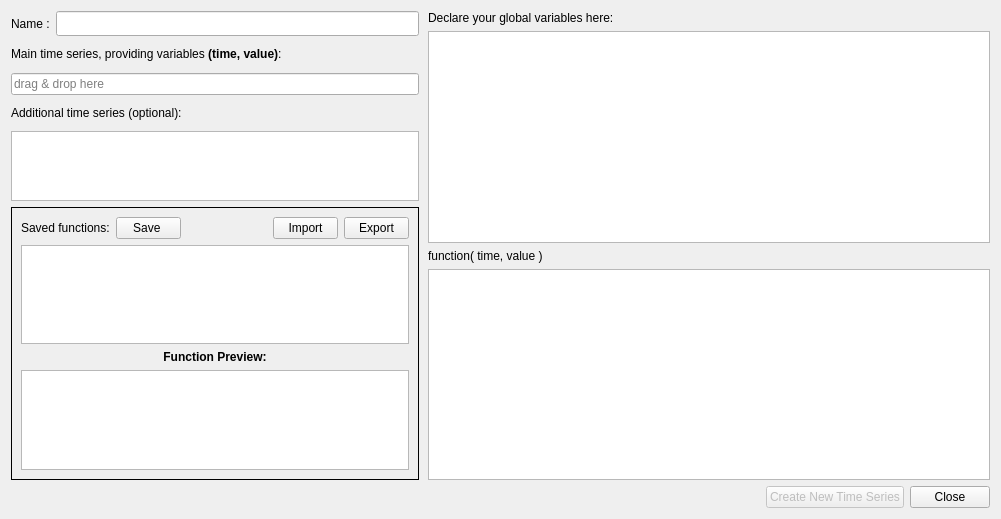
Above: plotter_gui/transforms/function_editor.ui from ziparker/PlotJuggler before the change. Below: the same form after it.
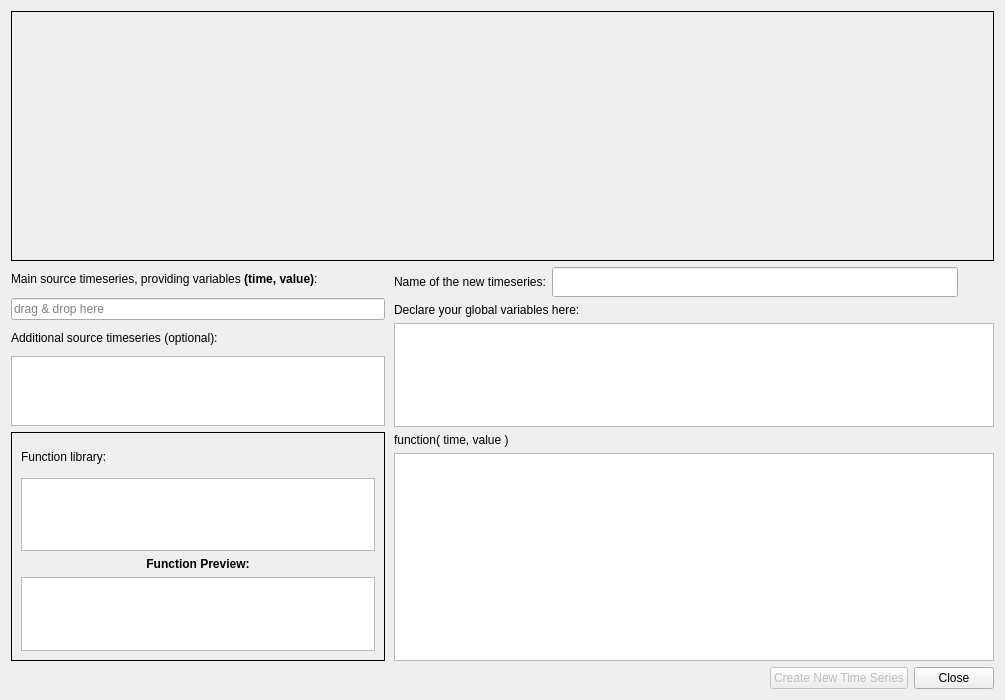
That is the form after the change.

Commit message: Custom Function editor is feature complete

```diff
--- a/plotter_gui/transforms/function_editor.ui
+++ b/plotter_gui/transforms/function_editor.ui
@@ -6,14 +6,39 @@
    <rect>
     <x>0</x>
     <y>0</y>
-    <width>1001</width>
-    <height>519</height>
+    <width>1005</width>
+    <height>700</height>
    </rect>
   </property>
+  <property name="minimumSize">
+   <size>
+    <width>0</width>
+    <height>700</height>
+   </size>
+  </property>
+  <property name="maximumSize">
+   <size>
+    <width>16777215</width>
+    <height>16777215</height>
+   </size>
+  </property>
   <property name="windowTitle">
    <string>Function editor</string>
   </property>
-  <layout class="QVBoxLayout" name="verticalLayout_3">
+  <layout class="QVBoxLayout" name="verticalLayout_3" stretch="1,2,0">
+   <item>
+    <widget class="QFrame" name="framePlotPreview">
+     <property name="minimumSize">
+      <size>
+       <width>0</width>
+       <height>250</height>
+      </size>
+     </property>
+     <property name="frameShape">
+      <enum>QFrame::Box</enum>
+     </property>
+    </widget>
+   </item>
    <item>
     <widget class="QSplitter" name="splitter">
      <property name="orientation">
@@ -26,55 +51,13 @@
       <bool>false</bool>
      </property>
      <widget class="QWidget" name="leftWidget" native="true">
-      <layout class="QVBoxLayout" name="leftLayout" stretch="0,0,0,0,0,0">
+      <layout class="QVBoxLayout" name="leftLayout" stretch="0,0,0,0,0">
        <property name="leftMargin">
         <number>0</number>
        </property>
        <property name="rightMargin">
         <number>8</number>
        </property>
-       <item>
-        <layout class="QHBoxLayout" name="horizontalLayout_3" stretch="0,1">
-         <item>
-          <widget class="QLabel" name="label_name">
-           <property name="minimumSize">
-            <size>
-             <width>0</width>
-             <height>25</height>
-            </size>
-           </property>
-           <property name="text">
-            <string>Name :</string>
-           </property>
-          </widget>
-         </item>
-         <item>
-          <widget class="QLineEdit" name="nameLineEdit">
-           <property name="sizePolicy">
-            <sizepolicy hsizetype="Preferred" vsizetype="Preferred">
-             <horstretch>0</horstretch>
-             <verstretch>0</verstretch>
-            </sizepolicy>
-           </property>
-           <property name="minimumSize">
-            <size>
-             <width>0</width>
-             <height>25</height>
-            </size>
-           </property>
-           <property name="focusPolicy">
-            <enum>Qt::ClickFocus</enum>
-           </property>
-           <property name="toolTip">
-            <string>name of the new function/timeseries</string>
-           </property>
-           <property name="text">
-            <string/>
-           </property>
-          </widget>
-         </item>
-        </layout>
-       </item>
        <item>
         <widget class="QLabel" name="label_linkeChannel">
          <property name="minimumSize">
@@ -87,7 +70,7 @@
           <string>&lt;html&gt;&lt;head/&gt;&lt;body&gt;&lt;p&gt;The timeseries that provides the (time,value) pairs to compute the funtion &lt;span style=&quot; font-weight:600;&quot;&gt;calc(time,value)&lt;/span&gt;&lt;/p&gt;&lt;/body&gt;&lt;/html&gt;</string>
          </property>
          <property name="text">
-          <string>&lt;html&gt;&lt;head/&gt;&lt;body&gt;&lt;p&gt;Main time series, providing variables &lt;span style=&quot; font-weight:600;&quot;&gt;(time, value)&lt;/span&gt;: &lt;/p&gt;&lt;/body&gt;&lt;/html&gt;</string>
+          <string>&lt;html&gt;&lt;head/&gt;&lt;body&gt;&lt;p&gt;Main source timeseries, providing variables &lt;span style=&quot; font-weight:600;&quot;&gt;(time, value)&lt;/span&gt;: &lt;/p&gt;&lt;/body&gt;&lt;/html&gt;</string>
          </property>
         </widget>
        </item>
@@ -112,7 +95,7 @@
          <item>
           <widget class="QLabel" name="label_2">
            <property name="text">
-            <string>Additional time series (optional):</string>
+            <string>Additional source timeseries (optional):</string>
            </property>
           </widget>
          </item>
@@ -242,32 +225,112 @@
             <item>
              <widget class="QLabel" name="label_5">
               <property name="text">
-               <string>Saved functions:</string>
+               <string>Function library:</string>
               </property>
              </widget>
             </item>
             <item>
-             <widget class="QPushButton" name="pushButtonSave">
+             <widget class="QPushButton" name="buttonLoadFunctions">
+              <property name="minimumSize">
+               <size>
+                <width>30</width>
+                <height>30</height>
+               </size>
+              </property>
+              <property name="maximumSize">
+               <size>
+                <width>30</width>
+                <height>30</height>
+               </size>
+              </property>
+              <property name="focusPolicy">
+               <enum>Qt::NoFocus</enum>
+              </property>
+              <property name="toolTip">
+               <string>&lt;html&gt;&lt;head/&gt;&lt;body&gt;&lt;p&gt;Import functions from a XML library.&lt;/p&gt;&lt;/body&gt;&lt;/html&gt;</string>
+              </property>
+              <property name="text">
+               <string/>
+              </property>
+              <property name="iconSize">
+               <size>
+                <width>26</width>
+                <height>26</height>
+               </size>
+              </property>
+              <property name="flat">
+               <bool>true</bool>
+              </property>
+             </widget>
+            </item>
+            <item>
+             <widget class="QPushButton" name="buttonSaveFunctions">
               <property name="enabled">
                <bool>true</bool>
               </property>
               <property name="minimumSize">
                <size>
-                <width>65</width>
-                <height>0</height>
+                <width>30</width>
+                <height>30</height>
                </size>
               </property>
               <property name="maximumSize">
                <size>
-                <width>65</width>
-                <height>16777215</height>
+                <width>30</width>
+                <height>30</height>
                </size>
               </property>
               <property name="focusPolicy">
                <enum>Qt::NoFocus</enum>
               </property>
               <property name="text">
-               <string>Save </string>
+               <string/>
+              </property>
+              <property name="iconSize">
+               <size>
+                <width>26</width>
+                <height>26</height>
+               </size>
+              </property>
+              <property name="flat">
+               <bool>true</bool>
+              </property>
+             </widget>
+            </item>
+            <item>
+             <widget class="QPushButton" name="buttonSaveCurrent">
+              <property name="enabled">
+               <bool>true</bool>
+              </property>
+              <property name="minimumSize">
+               <size>
+                <width>30</width>
+                <height>30</height>
+               </size>
+              </property>
+              <property name="maximumSize">
+               <size>
+                <width>30</width>
+                <height>30</height>
+               </size>
+              </property>
+              <property name="focusPolicy">
+               <enum>Qt::NoFocus</enum>
+              </property>
+              <property name="toolTip">
+               <string>&lt;html&gt;&lt;head/&gt;&lt;body&gt;&lt;p&gt;Save the current function in the library.&lt;/p&gt;&lt;/body&gt;&lt;/html&gt;</string>
+              </property>
+              <property name="text">
+               <string/>
+              </property>
+              <property name="iconSize">
+               <size>
+                <width>26</width>
+                <height>26</height>
+               </size>
+              </property>
+              <property name="flat">
+               <bool>true</bool>
               </property>
              </widget>
             </item>
@@ -284,57 +347,14 @@
               </property>
              </spacer>
             </item>
-            <item>
-             <widget class="QPushButton" name="buttonLoadFunctions">
-              <property name="minimumSize">
-               <size>
-                <width>65</width>
-                <height>0</height>
-               </size>
-              </property>
-              <property name="maximumSize">
-               <size>
-                <width>65</width>
-                <height>16777215</height>
-               </size>
-              </property>
-              <property name="focusPolicy">
-               <enum>Qt::NoFocus</enum>
-              </property>
-              <property name="text">
-               <string>Import</string>
-              </property>
-             </widget>
-            </item>
-            <item>
-             <widget class="QPushButton" name="buttonSaveFunctions">
-              <property name="enabled">
-               <bool>true</bool>
-              </property>
-              <property name="minimumSize">
-               <size>
-                <width>65</width>
-                <height>0</height>
-               </size>
-              </property>
-              <property name="maximumSize">
-               <size>
-                <width>65</width>
-                <height>16777215</height>
-               </size>
-              </property>
-              <property name="focusPolicy">
-               <enum>Qt::NoFocus</enum>
-              </property>
-              <property name="text">
-               <string>Export</string>
-              </property>
-             </widget>
-            </item>
            </layout>
           </item>
           <item>
-           <widget class="QListWidget" name="snippetsListSaved"/>
+           <widget class="QListWidget" name="snippetsListSaved">
+            <property name="toolTip">
+             <string>&lt;html&gt;&lt;head/&gt;&lt;body&gt;&lt;p&gt;To load this function, &lt;span style=&quot; font-weight:600;&quot;&gt;double-click&lt;/span&gt; on it.&lt;/p&gt;&lt;/body&gt;&lt;/html&gt;</string>
+            </property>
+           </widget>
           </item>
           <item>
            <widget class="QLabel" name="label_7">
@@ -374,7 +394,68 @@
         <height>0</height>
        </size>
       </property>
-      <layout class="QVBoxLayout" name="verticalLayout">
+      <layout class="QVBoxLayout" name="verticalLayout" stretch="0,0,1,0,2">
+       <item>
+        <layout class="QHBoxLayout" name="horizontalLayout_3" stretch="0,1,0">
+         <item>
+          <widget class="QLabel" name="label_name">
+           <property name="minimumSize">
+            <size>
+             <width>0</width>
+             <height>25</height>
+            </size>
+           </property>
+           <property name="text">
+            <string>Name of the new timeseries:</string>
+           </property>
+          </widget>
+         </item>
+         <item>
+          <widget class="QLineEdit" name="nameLineEdit">
+           <property name="sizePolicy">
+            <sizepolicy hsizetype="Preferred" vsizetype="Preferred">
+             <horstretch>0</horstretch>
+             <verstretch>0</verstretch>
+            </sizepolicy>
+           </property>
+           <property name="minimumSize">
+            <size>
+             <width>0</width>
+             <height>25</height>
+            </size>
+           </property>
+           <property name="focusPolicy">
+            <enum>Qt::ClickFocus</enum>
+           </property>
+           <property name="toolTip">
+            <string>&lt;html&gt;&lt;head/&gt;&lt;body&gt;&lt;p&gt;&lt;br/&gt;&lt;/p&gt;&lt;/body&gt;&lt;/html&gt;</string>
+           </property>
+           <property name="text">
+            <string/>
+           </property>
+          </widget>
+         </item>
+         <item>
+          <widget class="QLabel" name="labelSemaphore">
+           <property name="minimumSize">
+            <size>
+             <width>30</width>
+             <height>30</height>
+            </size>
+           </property>
+           <property name="maximumSize">
+            <size>
+             <width>30</width>
+             <height>30</height>
+            </size>
+           </property>
+           <property name="text">
+            <string/>
+           </property>
+          </widget>
+         </item>
+        </layout>
+       </item>
        <item>
         <widget class="QLabel" name="label_9">
          <property name="text">
@@ -390,8 +471,8 @@
            <height>0</height>
           </size>
          </property>
-         <property name="plainText">
-          <string/>
+         <property name="toolTip">
+          <string>&lt;html&gt;&lt;head/&gt;&lt;body&gt;&lt;p&gt;Portion of code outside the function.&lt;/p&gt;&lt;p&gt;Usefull to add global variables.&lt;/p&gt;&lt;/body&gt;&lt;/html&gt;</string>
          </property>
         </widget>
        </item>
@@ -405,10 +486,7 @@
        <item>
         <widget class="QPlainTextEdit" name="mathEquation">
          <property name="toolTip">
-          <string>&lt;html&gt;&lt;head/&gt;&lt;body&gt;&lt;p&gt;Write your function implementation here. &lt;/p&gt;&lt;p&gt;It must return a new value. &lt;/p&gt;&lt;p&gt;The time used in the new time series will be the same.&lt;/p&gt;&lt;/body&gt;&lt;/html&gt;</string>
-         </property>
-         <property name="plainText">
-          <string/>
+          <string>&lt;html&gt;&lt;head/&gt;&lt;body&gt;&lt;p&gt;Write your function implementation here. &lt;/p&gt;&lt;p&gt;It &lt;span style=&quot; font-weight:600;&quot;&gt;must&lt;/span&gt; return a new value. &lt;/p&gt;&lt;p&gt;The time used in the new time series will be the same.&lt;/p&gt;&lt;/body&gt;&lt;/html&gt;</string>
          </property>
         </widget>
        </item>
```
Left out of the diff: 6 changed lines with no effect on the pictures. The commit also changes 18 other files.
